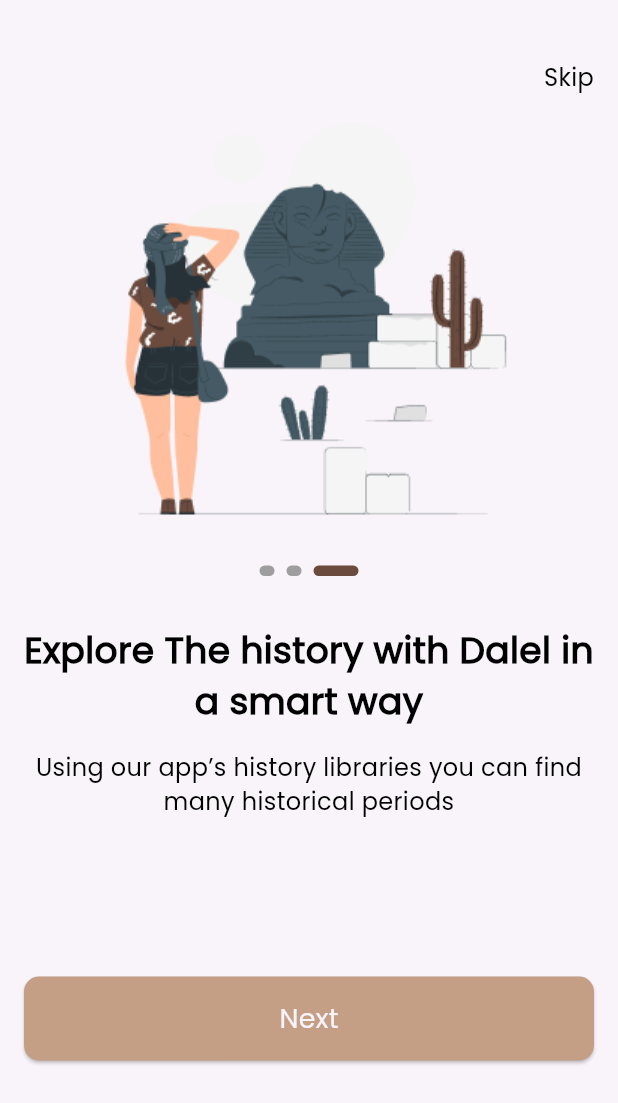
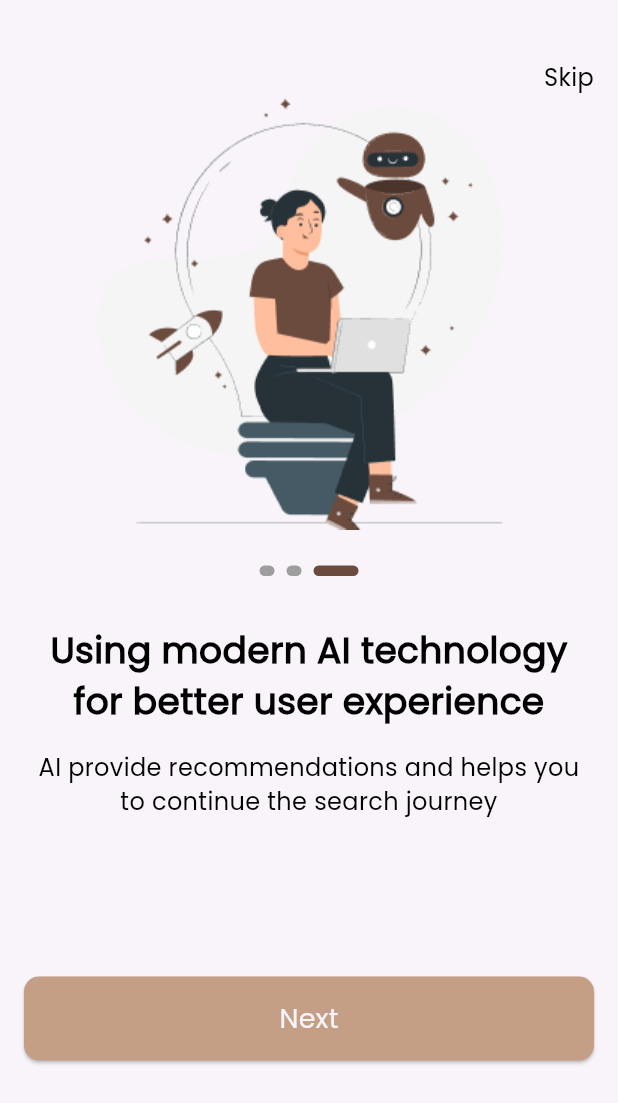
Before and after one commit to Elhadedy36/Dalel-app, a Flutter app: the screen it shows after launch, swiped to page 3, on a phone screen of 412 x 824 dp. Shown: the top 1103 px of the screen. Run offline on Flutter 3.47's test engine with Material 3 defaults, Android fonts, the phone set to English and light mode, and no system bars; drawn by our look-alikes of smooth_page_indicator; our stand-ins replace go_router.

Commit message:
on boarding and splash

```diff
--- a/lib/core/routes/app_router.dart
+++ b/lib/core/routes/app_router.dart
@@ -4,5 +4,6 @@ import 'package:go_router/go_router.dart';
 
 final GoRouter router = GoRouter(routes: [
   GoRoute(path: "/", builder: (context, state) => const Splashview()),
+
   GoRoute(path: "/onBoarding", builder: (context, state) => const OnBoardingView()),
 ]);
--- /dev/null
+++ b/lib/features/on_boarding/data/models/on_boarding_model.dart
@@ -0,0 +1,27 @@
+import 'package:dalel/core/utils/app_assets.dart';
+
+class OnBoardingModel {
+  final String imagePath;
+  final String title;
+  final String subtitle;
+
+  OnBoardingModel(
+      {required this.imagePath, required this.title, required this.subtitle});
+}
+
+List<OnBoardingModel> onBoardingData = [
+  OnBoardingModel(
+      imagePath: Assets.imagesOnBoarding1,
+      title: 'Explore The history withDalel in a smart way',
+      subtitle:
+          'Using our app’s history libraries you can find many historical periods '),
+  OnBoardingModel(
+      imagePath: Assets.imagesOnBoarding2,
+      title: 'From every placeon earth',
+      subtitle: 'A big variety of ancient placesfrom all over the world'),
+  OnBoardingModel(
+      imagePath: Assets.imagesOnBoarding3,
+      title: 'Using modern AI technology for better user experience',
+      subtitle:
+          'AI provide recommendations and helps you to continue the search journey'),
+];
--- a/lib/features/on_boarding/presentation/widgets/on_boardin_body.dart
+++ b/lib/features/on_boarding/presentation/widgets/on_boardin_body.dart
@@ -1,9 +1,8 @@
 import 'package:dalel/core/utils/app_assets.dart';
-import 'package:dalel/core/utils/app_colors.dart';
 import 'package:dalel/core/utils/app_text_style.dart';
+import 'package:dalel/features/on_boarding/data/models/on_boarding_model.dart';
 import 'package:dalel/features/on_boarding/presentation/widgets/custom_smooth_page_indicator.dart';
 import 'package:flutter/material.dart';
-import 'package:smooth_page_indicator/smooth_page_indicator.dart';
 
 class onBoardingBody extends StatelessWidget {
   onBoardingBody({super.key});
@@ -18,7 +17,7 @@ class onBoardingBody extends StatelessWidget {
 
 
         controller: _controller,
-        itemCount: 3,
+        itemCount: onBoardingData.length,
         itemBuilder: (context, index) {
           return Column(
             children: [
@@ -27,7 +26,7 @@ class onBoardingBody extends StatelessWidget {
                 height: 290,
                 width: 343,
                 decoration: BoxDecoration(
-                  image: DecorationImage(image: AssetImage(Assets.imagesOnBoarding1),
+                  image: DecorationImage(image: AssetImage(onBoardingData[index].imagePath),
                   fit: BoxFit.fill
                   )
                 ),
@@ -42,13 +41,13 @@ class onBoardingBody extends StatelessWidget {
             Text(
               maxLines: 2,
               overflow: TextOverflow.ellipsis,
-              'Explore The history with Dalel in a smart way',style: CustomTextStyles.poppins400style24.copyWith(fontWeight: FontWeight.bold),textAlign: TextAlign.center,)
+              onBoardingData[index].title,style: CustomTextStyles.poppins400style24.copyWith(fontWeight: FontWeight.bold),textAlign: TextAlign.center,)
              ,
               SizedBox(
                 height: 16,
               ),
             Text(maxLines: 2,
-              overflow: TextOverflow.ellipsis,'Using our app’s history libraries you can find many historical periods ',style: CustomTextStyles.poppins300style16,textAlign: TextAlign.center,)
+              overflow: TextOverflow.ellipsis,onBoardingData[index].subtitle,style: CustomTextStyles.poppins300style16,textAlign: TextAlign.center,)
             ],
           );
         },
```
